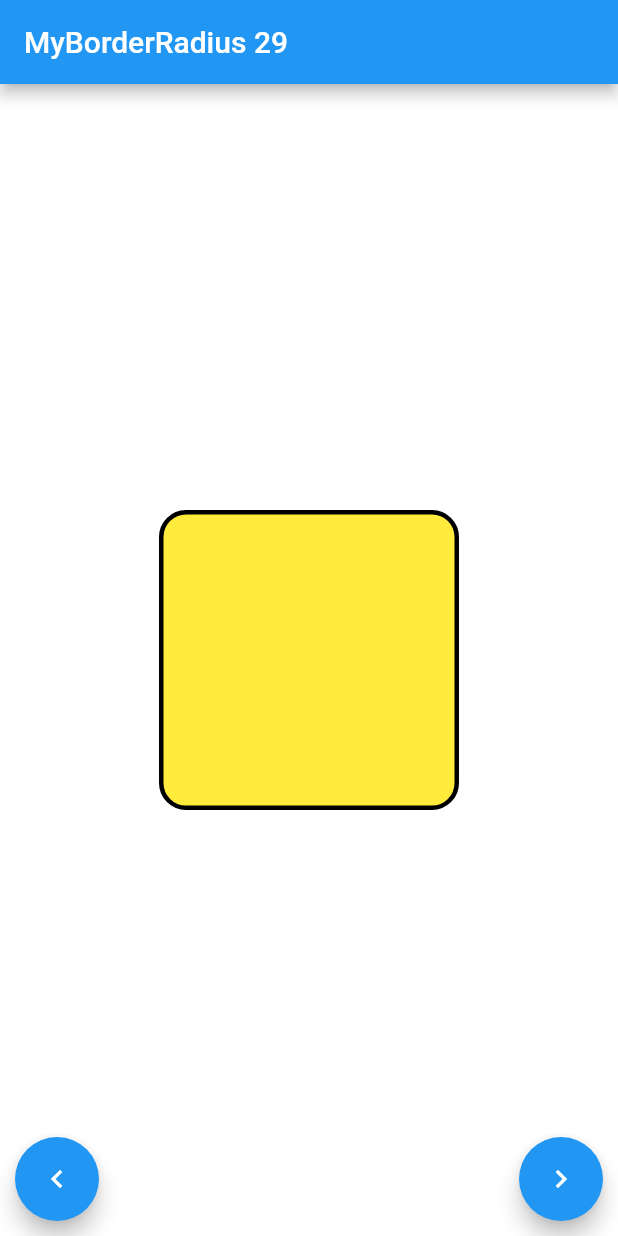
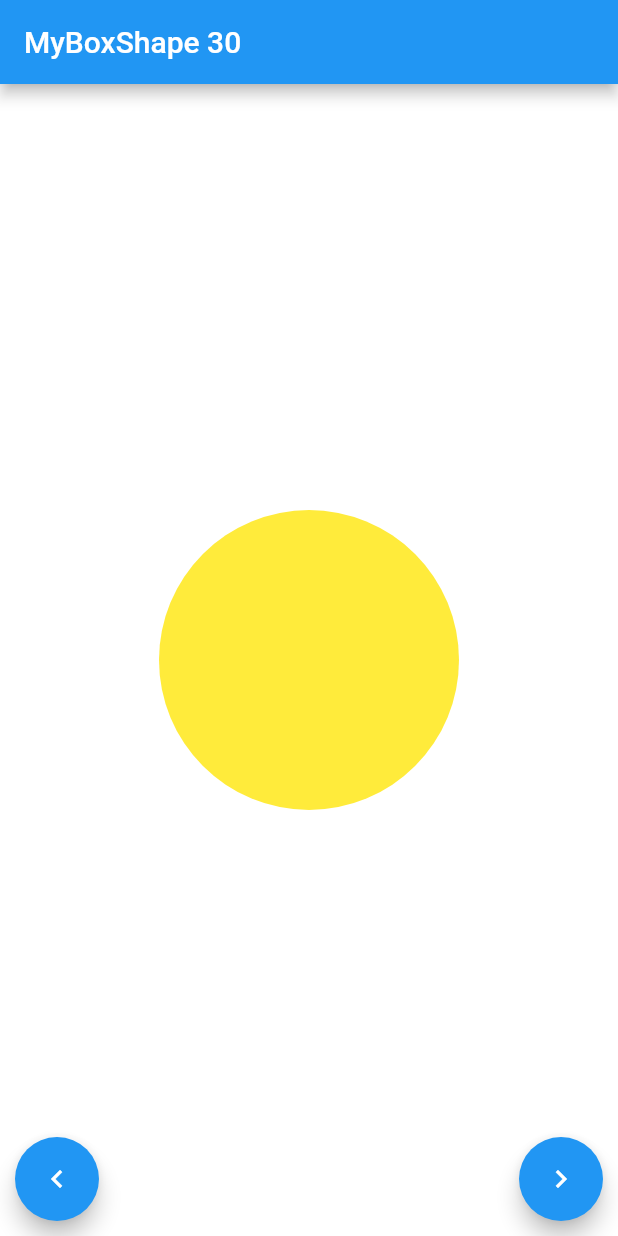
Before and after one commit to Luecy1/flutter_layout_study, a Flutter app: the screen it shows after launch, after a tap on the "navigate before" icon, on a phone screen of 412 x 824 dp. Run offline on Flutter 3.47's test engine with Material 2 defaults, Android fonts, the phone set to English and light mode, and no system bars.

Commit message:
BoxShape

```diff
--- a/lib/constrained_box.dart
+++ b/lib/constrained_box.dart
@@ -184,3 +184,18 @@ class MyBorderRadius extends StatelessWidget {
     );
   }
 }
+
+class MyBoxShape extends StatelessWidget {
+  @override
+  Widget build(BuildContext context) {
+    return Center(
+        child: Container(
+      height: 200,
+      width: 200,
+      decoration: BoxDecoration(
+        color: Colors.yellow,
+        shape: BoxShape.circle,
+      ),
+    ));
+  }
+}
--- a/lib/main.dart
+++ b/lib/main.dart
@@ -62,6 +62,7 @@ class NewWidgetState extends State<NewWidget> {
     MapEntry("MyBoxDecoration", MyBoxDecoration()),
     MapEntry("MyBorder", MyBorder()),
     MapEntry("MyBorderRadius", MyBorderRadius()),
+    MapEntry("MyBoxShape", MyBoxShape()),
   ];
 
   @override
```
